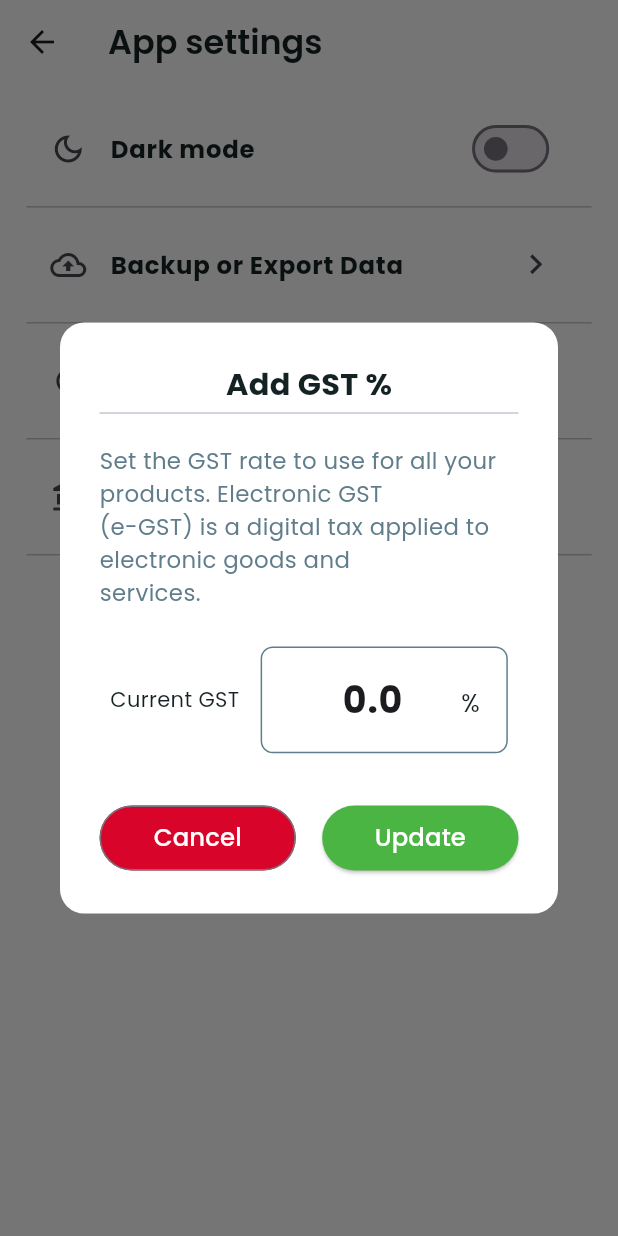
After one commit to yadukrishnan369/beatbox, a Flutter app: the AppSettingsScreen screen opened by its route, after a tap on "Adjust GST(%)", on a phone screen of 412 x 824 dp. The commit adds this screen. Run offline on Flutter 3.47's test engine with Material 3 defaults, Android fonts, the phone set to English and light mode, and no system bars; our stand-ins replace flutter_screenutil, google_fonts, hive, hive_flutter, image_picker, local_auth; accounts and stored records are empty.

Commit message:
added GST feature

```diff
--- /dev/null
+++ b/lib/features/app_settings_management/ui/app_settings_screen.dart
@@ -0,0 +1,107 @@
+import 'package:beatbox/core/app_colors.dart';
+import 'package:beatbox/features/app_settings_management/widgets/gst_adjustment.dart';
+import 'package:flutter/material.dart';
+import 'package:flutter_screenutil/flutter_screenutil.dart';
+
+class AppSettingsScreen extends StatelessWidget {
+  const AppSettingsScreen({super.key});
+
+  @override
+  Widget build(BuildContext context) {
+    return Scaffold(
+      backgroundColor: AppColors.white,
+      appBar: AppBar(
+        backgroundColor: AppColors.white,
+        title: Text(
+          'App settings',
+          style: TextStyle(
+            fontSize: 22.sp,
+            fontWeight: FontWeight.w600,
+            color: AppColors.textPrimary,
+          ),
+        ),
+      ),
+      body: Padding(
+        padding: EdgeInsets.only(top: 15.h),
+        child: ListView(
+          children: [
+            _buildSettingItem(
+              context,
+              title: 'Dark mode',
+              leading: Icon(Icons.dark_mode_outlined),
+              trailing: Transform.scale(
+                scale: 0.9.w,
+                child: Switch(value: false, onChanged: (value) {}),
+              ),
+              onTap: () {
+                // Handle dark mode toggle
+              },
+            ),
+            SizedBox(height: 10.h),
+            _buildSettingItem(
+              context,
+              leading: Icon(Icons.backup_outlined),
+              title: 'Backup or Export Data',
+              trailing: Icon(Icons.chevron_right, size: 24.w),
+              onTap: () {},
+            ),
+            SizedBox(height: 10.h),
+            _buildSettingItem(
+              context,
+              leading: Icon(Icons.refresh),
+              title: 'Reset App Data',
+              trailing: Icon(Icons.chevron_right, size: 24.w),
+              onTap: () {},
+            ),
+            SizedBox(height: 10.h),
+            _buildSettingItem(
+              context,
+              leading: Icon(Icons.account_balance_outlined),
+              title: 'Adjust GST(%)',
+              trailing: Icon(Icons.add, size: 24.w),
+              onTap: () {
+                showDialog(
+                  barrierDismissible: false,
+                  context: context,
+                  builder: (context) => GSTAdjustmentDialog(),
+                );
+              },
+            ),
+            SizedBox(height: 10.h),
+          ],
+        ),
+      ),
+    );
+  }
+
+  Widget _buildSettingItem(
+    BuildContext context, {
+    required String title,
+    required Widget leading,
+    required Widget trailing,
+    required VoidCallback onTap,
+  }) {
+    return Padding(
+      padding: EdgeInsets.symmetric(horizontal: 16.w),
+      child: Column(
+        children: [
+          ListTile(
+            leading: leading,
+            title: Text(
+              title,
+              style: TextStyle(
+                fontSize: 16.sp,
+                fontWeight: FontWeight.bold,
+                color: AppColors.textPrimary,
+              ),
+            ),
+            trailing: trailing,
+            onTap: onTap,
+          ),
+          SizedBox(height: 10.h),
+          Divider(height: 1.h),
+        ],
+      ),
+    );
+  }
+}
--- /dev/null
+++ b/lib/features/app_settings_management/widgets/gst_adjustment.dart
@@ -0,0 +1,185 @@
+import 'package:beatbox/core/app_colors.dart';
+import 'package:beatbox/utils/gst_utils.dart';
+import 'package:flutter/material.dart';
+import 'package:flutter_screenutil/flutter_screenutil.dart';
+
+class GSTAdjustmentDialog extends StatefulWidget {
+  const GSTAdjustmentDialog({super.key});
+
+  @override
+  State<GSTAdjustmentDialog> createState() => _GSTAdjustmentDialogState();
+}
+
+class _GSTAdjustmentDialogState extends State<GSTAdjustmentDialog> {
+  late double currentGST;
+  late TextEditingController gstController;
+
+  @override
+  void initState() {
+    super.initState();
+
+    // fetch current GST value from Hive
+    currentGST = GSTUtils.getGSTRate();
+    gstController = TextEditingController(text: currentGST.toStringAsFixed(1));
+  }
+
+  @override
+  void dispose() {
+    gstController.dispose();
+    super.dispose();
+  }
+
+  @override
+  Widget build(BuildContext context) {
+    return Dialog(
+      backgroundColor: AppColors.white,
+      shape: RoundedRectangleBorder(borderRadius: BorderRadius.circular(16.r)),
+      child: SingleChildScrollView(
+        child: Container(
+          padding: EdgeInsets.all(24.w),
+          child: Column(
+            mainAxisSize: MainAxisSize.min,
+            crossAxisAlignment: CrossAxisAlignment.start,
+            children: [
+              Center(
+                child: Text(
+                  'Add GST %',
+                  style: TextStyle(
+                    fontSize: 20.sp,
+                    fontWeight: FontWeight.bold,
+                    color: AppColors.textPrimary,
+                  ),
+                ),
+              ),
+              Divider(height: 10),
+              SizedBox(height: 16.h),
+              Text(
+                'Set the GST rate to use for all your products. Electronic GST\n(e-GST) is a digital tax applied to electronic goods and\nservices.',
+                style: TextStyle(fontSize: 15.sp, color: AppColors.primary),
+              ),
+              SizedBox(height: 24.h),
+
+              // Text Field
+              Center(
+                child: Row(
+                  mainAxisAlignment: MainAxisAlignment.spaceAround,
+                  children: [
+                    Text(
+                      'Current GST',
+                      style: TextStyle(color: AppColors.textPrimary),
+                    ),
+                    Container(
+                      width: 150.w,
+                      padding: EdgeInsets.symmetric(
+                        horizontal: 16.w,
+                        vertical: 8.h,
+                      ),
+                      decoration: BoxDecoration(
+                        border: Border.all(color: AppColors.primary),
+                        borderRadius: BorderRadius.circular(8.r),
+                      ),
+                      child: TextField(
+                        controller: gstController,
+                        keyboardType: TextInputType.number,
+                        textAlign: TextAlign.center,
+                        style: TextStyle(
+                          fontSize: 24.sp,
+                          fontWeight: FontWeight.bold,
+                        ),
+                        decoration: InputDecoration(
+                          hintText: '0',
+                          border: InputBorder.none,
+                          suffixText: '%',
+                          suffixStyle: TextStyle(
+                            fontSize: 16.sp,
+                            color: AppColors.textPrimary,
+                          ),
+                        ),
+                        onChanged: (value) {
+                          if (value.isNotEmpty) {
+                            setState(() {
+                              currentGST = double.tryParse(value) ?? 0.0;
+                            });
+                          }
+                        },
+                      ),
+                    ),
+                  ],
+                ),
+              ),
+
+              SizedBox(height: 32.h),
+
+              // Buttons
+              Row(
+                mainAxisAlignment: MainAxisAlignment.spaceBetween,
+                children: [
+                  Expanded(
+                    child: OutlinedButton(
+                      onPressed: () => Navigator.pop(context),
+                      style: OutlinedButton.styleFrom(
+                        backgroundColor: AppColors.error,
+                        padding: EdgeInsets.symmetric(vertical: 10.h),
+                        shape: RoundedRectangleBorder(
+                          borderRadius: BorderRadius.circular(30.r),
+                        ),
+                      ),
+                      child: Text(
+                        'Cancel',
+                        style: TextStyle(
+                          fontSize: 16.sp,
+                          color: AppColors.white,
+                        ),
+                      ),
+                    ),
+                  ),
+                  SizedBox(width: 16.w),
+                  Expanded(
+                    child: ElevatedButton(
+                      onPressed: () async {
+                        FocusScope.of(context).unfocus();
+                        final text = gstController.text.trim();
+                        final enteredValue = double.tryParse(text);
+
+                        if (enteredValue == null ||
+                            enteredValue < 0 ||
+                            enteredValue > 100) {
+                          ScaffoldMessenger.of(context).showSnackBar(
+                            SnackBar(
+                              content: Text(
+                                "Please enter a valid GST % (0 - 100)",
+                              ),
+                              backgroundColor: AppColors.error,
+                            ),
+                          );
+                          return;
+                        }
+                        //save GST into database
+                        await GSTUtils.setGSTRate(enteredValue);
+                        Navigator.pop(context);
+                      },
+                      style: ElevatedButton.styleFrom(
+                        backgroundColor: AppColors.success,
+                        padding: EdgeInsets.symmetric(vertical: 10.h),
+                        shape: RoundedRectangleBorder(
+                          borderRadius: BorderRadius.circular(30.r),
+                        ),
+                      ),
+                      child: Text(
+                        'Update',
+                        style: TextStyle(
+                          fontSize: 16.sp,
+                          color: AppColors.white,
+                        ),
+                      ),
+                    ),
+                  ),
+                ],
+              ),
+            ],
+          ),
+        ),
+      ),
+    );
+  }
+}
--- a/lib/features/product_management/ui/manage_stock_screen.dart
+++ b/lib/features/product_management/ui/manage_stock_screen.dart
@@ -59,7 +59,27 @@ class _StockManageScreenState extends State<StockManageScreen> {
   @override
   Widget build(BuildContext context) {
     return Scaffold(
-      appBar: AppBar(title: const Text('Manage Stock')),
+      appBar: AppBar(
+        title: Text(
+          'Manage Stock',
+          style: TextStyle(
+            fontSize: 22.sp,
+            fontWeight: FontWeight.w600,
+            color: AppColors.textPrimary,
+          ),
+        ),
+        actions: [
+          SizedBox(
+            width: 70.w,
+            child: IconButton(
+              onPressed: () {
+                Navigator.pushNamed(context, AppRoutes.appSettings);
+              },
+              icon: Icon(Icons.settings_outlined),
+            ),
+          ),
+        ],
+      ),
       body: SingleChildScrollView(
         padding: EdgeInsets.all(16.w),
         child: Column(
--- a/lib/main.dart
+++ b/lib/main.dart
@@ -5,6 +5,7 @@ import 'package:beatbox/features/product_management/ui/stock_entry_details_scree
 import 'package:beatbox/features/product_management/ui/stock_entry_screen.dart';
 import 'package:beatbox/features/sales_management/controller/cart_controller.dart';
 import 'package:beatbox/features/sales_management/model/cart_item_model.dart';
+import 'package:beatbox/features/app_settings_management/ui/app_settings_screen.dart';
 import 'package:beatbox/features/sales_management/ui/cart_screen.dart';
 import 'package:beatbox/features/splash/splash_screen.dart';
 import 'package:beatbox/features/product_management/controller/brand_controller.dart';
@@ -46,6 +47,8 @@ void main() async {
   await BrandController.initBox();
   await ProductController.initBox();
   await CartController.initBox();
+
+  await Hive.openBox('app_settings');
 
   print('🧪 CART ITEMS IN HIVE: ${CartController.getCartItems().length}');
 
@@ -140,6 +143,7 @@ class _MyAppState extends State<MyApp> {
             AppRoutes.products: (context) => ProductsScreen(),
             AppRoutes.productDetails: (context) => ProductDetailsScreen(),
             AppRoutes.brandAndCategory: (context) => BrandAndCategoryScreen(),
+            AppRoutes.appSettings: (context) => AppSettingsScreen(),
             AppRoutes.cart: (context) => CartScreen(),
           },
           // set fixed text size of user device settings
--- a/lib/routes/app_routes.dart
+++ b/lib/routes/app_routes.dart
@@ -9,6 +9,7 @@ import 'package:beatbox/features/product_management/ui/products_screen.dart';
 import 'package:beatbox/features/product_management/ui/stock_entry_details_screen.dart';
 import 'package:beatbox/features/product_management/ui/stock_entry_screen.dart';
 import 'package:beatbox/features/product_management/ui/update_delete_product_screen.dart';
+import 'package:beatbox/features/app_settings_management/ui/app_settings_screen.dart';
 import 'package:beatbox/features/sales_management/ui/cart_screen.dart';
 import 'package:flutter/material.dart';
 import '../features/splash/splash_screen.dart';
@@ -29,6 +30,7 @@ class AppRoutes {
   static const String products = '/products';
   static const String productDetails = '/productDetails';
   static const String brandAndCategory = '/brandAndCategory';
+  static const String appSettings = '/appSettings';
   static const String cart = '/cart';
 
   /// set each routes, its screen widget
@@ -46,6 +48,7 @@ class AppRoutes {
     products: (context) => ProductsScreen(),
     productDetails: (context) => ProductDetailsScreen(),
     brandAndCategory: (context) => BrandAndCategoryScreen(),
+    appSettings: (context) => AppSettingsScreen(),
     cart: (context) => const CartScreen(),
   };
 
--- /dev/null
+++ b/lib/utils/gst_utils.dart
@@ -0,0 +1,18 @@
+import 'package:hive/hive.dart';
+
+class GSTUtils {
+  static const _boxName = 'app_settings';
+  static const _key = 'gst_rate';
+
+  //fetch GST rate
+  static double getGSTRate() {
+    final box = Hive.box(_boxName);
+    return box.get(_key, defaultValue: 0.0);
+  }
+
+  // save GST rate
+  static Future<void> setGSTRate(double value) async {
+    final box = Hive.box(_boxName);
+    await box.put(_key, value);
+  }
+}
```
